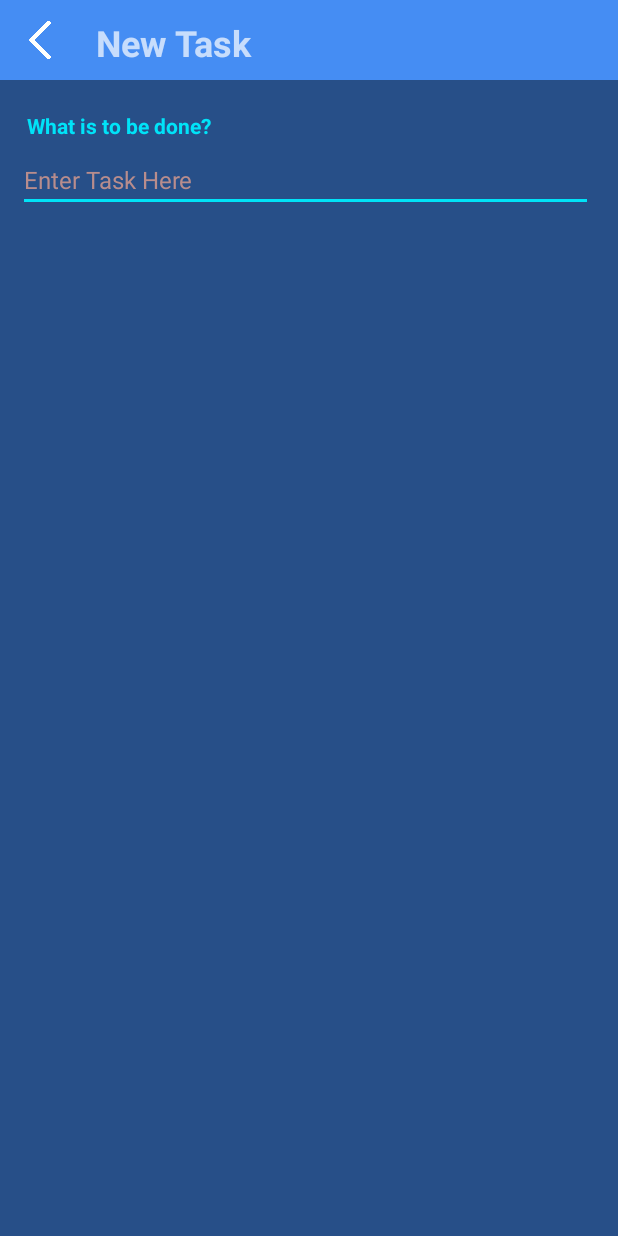
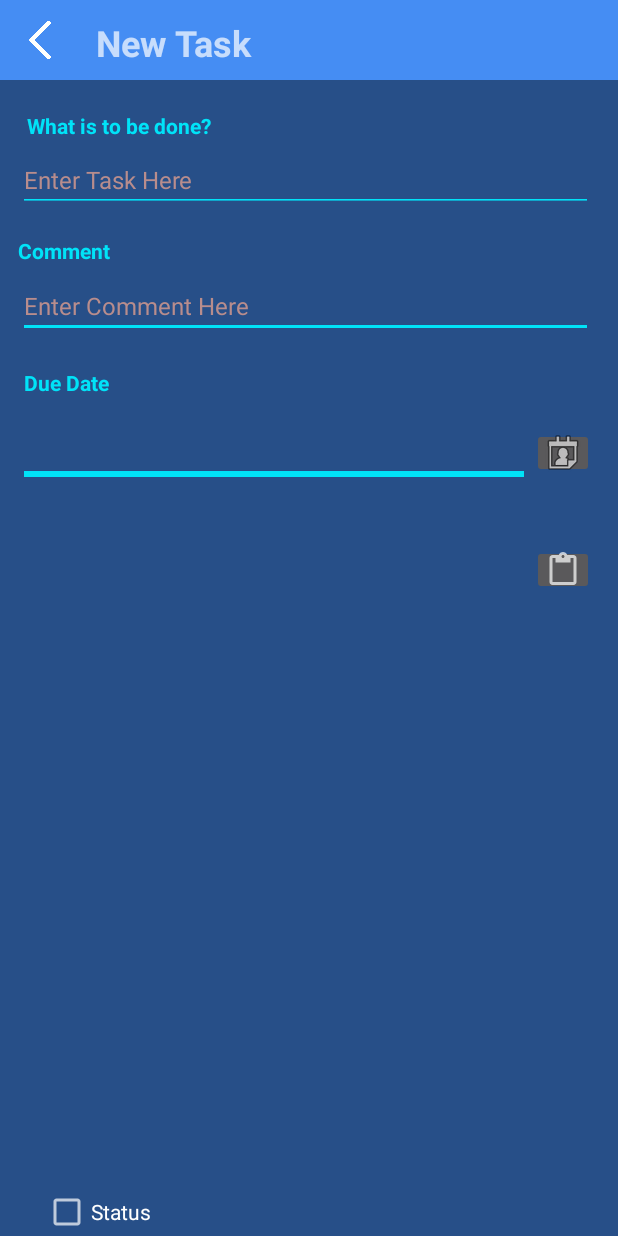
Before and after one commit to murtazakhalid77/Todolist-app, an Android app: the NewTask screen opened directly, with no data from a screen before it, on a phone screen of 412 x 824 dp. Run offline under Robolectric (Android 15) with nearby library versions, the phone set to English and light mode, and no system bars.

Commit message:
DateTime

```diff
--- /dev/null
+++ b/app/src/main/java/com/example/projecmad/Model/DatePicker.java
@@ -0,0 +1,33 @@
+package com.example.projecmad.Model;
+
+import android.app.DatePickerDialog;
+import android.app.Dialog;
+import android.os.Bundle;
+
+import androidx.annotation.NonNull;
+import androidx.annotation.Nullable;
+import androidx.fragment.app.DialogFragment;
+
+import java.util.Calendar;
+
+public class DatePicker extends DialogFragment {
+    @NonNull
+    @Override
+    public Dialog onCreateDialog(@Nullable Bundle savedInstanceState) {
+        Calendar mCalendar = Calendar.getInstance();
+
+        int year = mCalendar.get(Calendar.YEAR);
+
+        int month = mCalendar.get(Calendar.MONTH);
+
+        int dayOfMonth = mCalendar.get(Calendar.DAY_OF_MONTH);
+
+        return new DatePickerDialog(
+
+                getActivity(),
+
+                (DatePickerDialog.OnDateSetListener)getActivity(),
+
+                year, month, dayOfMonth);
+    }
+}
--- a/app/src/main/java/com/example/projecmad/NewTask.java
+++ b/app/src/main/java/com/example/projecmad/NewTask.java
@@ -2,22 +2,104 @@ package com.example.projecmad;
 
 import androidx.appcompat.app.AppCompatActivity;
 
+import android.app.DatePickerDialog;
+import android.app.TimePickerDialog;
 import android.content.Intent;
-import android.content.res.ColorStateList;
-import android.graphics.Color;
 import android.os.Bundle;
 import android.view.View;
 import android.widget.EditText;
+import android.widget.ImageButton;
 import android.widget.ImageView;
+import android.widget.TextView;
+import android.widget.TimePicker;
 
-public class NewTask extends AppCompatActivity {
+import com.example.projecmad.Model.DatePicker;
+
+import java.text.DateFormat;
+import java.util.Calendar;
+
+public class NewTask extends AppCompatActivity implements DatePickerDialog.OnDateSetListener{
+
     ImageView imageView;
     EditText editText;
+    TextView tvDate;
+    TextView timetv;
+
+    ImageButton btPickDate;
+    ImageButton btPickTime;
+    private TimePickerDialog.OnTimeSetListener timePickerDialogListener =
+            new TimePickerDialog.OnTimeSetListener() {
+                @Override
+                public void onTimeSet(TimePicker view, int hourOfDay, int minute) {
+
+                    // logic to properly handle
+                    // the picked timings by user
+                    String formattedTime;
+                    if (hourOfDay == 0) {
+                        if (minute < 10) {
+                            formattedTime = hourOfDay + 12 + ":0" + minute + " am";
+                        } else {
+                            formattedTime = hourOfDay + 12 + ":" + minute + " am";
+                        }
+                    } else if (hourOfDay > 12) {
+                        if (minute < 10) {
+                            formattedTime = hourOfDay - 12 + ":0" + minute + " pm";
+                        } else {
+                            formattedTime = hourOfDay - 12 + ":" + minute + " pm";
+                        }
+                    } else if (hourOfDay == 12) {
+                        if (minute < 10) {
+                            formattedTime = hourOfDay + ":0" + minute + " pm";
+                        } else {
+                            formattedTime = hourOfDay + ":" + minute + " pm";
+                        }
+                    } else {
+                        if (minute < 10) {
+                            formattedTime = hourOfDay + ":" + minute + " am";
+                        } else {
+                            formattedTime = hourOfDay + ":" + minute + " am";
+                        }
+                    }
+
+                    timetv.setText(formattedTime);
+                }
+            };
+
     @Override
     protected void onCreate(Bundle savedInstanceState) {
         super.onCreate(savedInstanceState);
         setContentView(R.layout.activity_new_task);
         imageView =(ImageView) findViewById(R.id.imageView2);
+        tvDate = (TextView) findViewById(R.id.dateTv);
+        timetv =(TextView) findViewById(R.id.timetv);
+        btPickDate = (ImageButton) findViewById(R.id.calenderBtn);
+         btPickTime = (ImageButton) findViewById(R.id.timeBtn);
+        timetv = (TextView) findViewById(R.id.timetv);
+
+        btPickTime.setOnClickListener(view -> {
+            TimePickerDialog timePicker = new TimePickerDialog(
+                    // pass the Context
+                    this,
+                    // listener to perform task
+                    // when time is picked
+                    timePickerDialogListener,
+                    // default hour when the time picker
+                    // dialog is opened
+                    12,
+                    // default minute when the time picker
+                    // dialog is opened
+                    10,
+                    // 24 hours time picker is
+                    // false (varies according to the region)
+                    false
+            );
+
+            // then after building the timepicker
+            // dialog show the dialog to user
+            timePicker.show();
+        });
+
+        timetv.setVisibility(View.GONE);
         imageView.setOnClickListener(new View.OnClickListener() {
             @Override
             public void onClick(View view) {
@@ -25,11 +107,34 @@ public class NewTask extends AppCompatActivity {
             }
         });
 
+        btPickDate.setOnClickListener(new View.OnClickListener() {
+            @Override
+            public void onClick(View view) {
+                com.example.projecmad.Model.DatePicker mDatePickerDialogFragment;
+                //tutorials.droid.datepicker.DatePicker mDatePickerDialogFragment;
+                mDatePickerDialogFragment = new com.example.projecmad.Model.DatePicker();
+                mDatePickerDialogFragment.show(getSupportFragmentManager(), "DATE PICK");
+            }
+        });
+
 
     }
+
+
+
 
     private void openMainPage() {
         Intent intent = new Intent(this,MainActivity.class);
         startActivity(intent);
     }
+    @Override
+    public void onDateSet(android.widget.DatePicker datePicker, int year, int month, int dayOfMonth) {
+        Calendar mCalendar = Calendar.getInstance();
+        mCalendar.set(Calendar.YEAR, year);
+        mCalendar.set(Calendar.MONTH, month);
+        mCalendar.set(Calendar.DAY_OF_MONTH, dayOfMonth);
+        String selectedDate = DateFormat.getDateInstance(DateFormat.FULL).format(mCalendar.getTime());
+        tvDate.setText(selectedDate);
+        timetv.setVisibility(View.VISIBLE);
+    }
 }
--- a/app/src/main/res/layout/activity_new_task.xml
+++ b/app/src/main/res/layout/activity_new_task.xml
@@ -6,6 +6,92 @@
     android:layout_height="match_parent"
     android:background="#274F88"
     tools:context=".NewTask">
+
+    <EditText
+        android:id="@+id/editTextTextPersonName2"
+        android:layout_width="383dp"
+        android:layout_height="40dp"
+        android:layout_marginTop="132dp"
+        android:autoSizeTextType="none"
+        android:backgroundTint="#00E3F8"
+        android:backgroundTintMode="src_in"
+        android:capitalize="words"
+        android:clickable="true"
+        android:contextClickable="true"
+        android:ems="10"
+        android:inputType="textPersonName"
+        android:singleLine="false"
+        android:text="Enter Comment Here"
+        android:textColor="#B88D8D"
+        android:textSize="16sp"
+        app:layout_constraintEnd_toEndOf="parent"
+        app:layout_constraintHorizontal_bias="0.428"
+        app:layout_constraintStart_toStartOf="parent"
+        app:layout_constraintTop_toBottomOf="@+id/toolbar3" />
+
+    <EditText
+        android:id="@+id/dateTv"
+        android:layout_width="341dp"
+        android:layout_height="39dp"
+        android:layout_marginTop="232dp"
+        android:autoSizeTextType="none"
+        android:backgroundTint="#00E3F8"
+        android:backgroundTintMode="add"
+        android:capitalize="words"
+        android:clickable="true"
+        android:contextClickable="true"
+        android:ems="10"
+        android:inputType="textPersonName"
+        android:singleLine="false"
+        android:textColor="#B88D8D"
+        android:textSize="16sp"
+        android:tooltipText="hhh"
+        app:layout_constraintBottom_toBottomOf="parent"
+        app:layout_constraintEnd_toEndOf="parent"
+        app:layout_constraintHorizontal_bias="0.171"
+        app:layout_constraintStart_toStartOf="parent"
+        app:layout_constraintTop_toBottomOf="@+id/toolbar3"
+        app:layout_constraintVertical_bias="0.0" />
+
+    <EditText
+        android:id="@+id/timetv"
+        android:layout_width="341dp"
+        android:layout_height="39dp"
+        android:layout_marginTop="232dp"
+        android:autoSizeTextType="none"
+        android:backgroundTint="#00E3F8"
+        android:backgroundTintMode="add"
+        android:capitalize="words"
+        android:clickable="true"
+        android:contextClickable="true"
+        android:ems="10"
+        android:inputType="textPersonName"
+        android:singleLine="false"
+        android:textColor="#B88D8D"
+        android:textSize="16sp"
+        android:tooltipText="hhh"
+        app:layout_constraintBottom_toBottomOf="parent"
+        app:layout_constraintEnd_toEndOf="parent"
+        app:layout_constraintHorizontal_bias="0.171"
+        app:layout_constraintStart_toStartOf="parent"
+        app:layout_constraintTop_toBottomOf="@+id/toolbar3"
+        app:layout_constraintVertical_bias="0.149" />
+
+    <TextView
+        android:id="@+id/textView4"
+        android:layout_width="134dp"
+        android:layout_height="27dp"
+        android:layout_marginTop="16dp"
+        android:text="What is to be done?"
+        android:textAlignment="center"
+        android:textColor="#00E3F8"
+        android:textStyle="bold"
+        app:layout_constraintBottom_toTopOf="@+id/editTextTextPersonName"
+        app:layout_constraintEnd_toEndOf="parent"
+        app:layout_constraintHorizontal_bias="0.043"
+        app:layout_constraintStart_toStartOf="parent"
+        app:layout_constraintTop_toBottomOf="@+id/toolbar3"
+        app:layout_constraintVertical_bias="1.0" />
 
     <androidx.appcompat.widget.Toolbar
         android:id="@+id/toolbar3"
@@ -55,17 +141,31 @@
         android:id="@+id/textView3"
         android:layout_width="134dp"
         android:layout_height="27dp"
-        android:layout_marginTop="16dp"
-        android:text="What is to be done?"
-        android:textAlignment="center"
+        android:layout_marginTop="104dp"
+        android:text="Comment"
+        android:textAlignment="textStart"
         android:textColor="#00E3F8"
         android:textStyle="bold"
-        app:layout_constraintBottom_toTopOf="@+id/editTextTextPersonName"
         app:layout_constraintEnd_toEndOf="parent"
-        app:layout_constraintHorizontal_bias="0.042"
+        app:layout_constraintHorizontal_bias="0.043"
+        app:layout_constraintStart_toStartOf="parent"
+        app:layout_constraintTop_toBottomOf="@+id/toolbar3" />
+
+    <TextView
+        android:id="@+id/textView5"
+        android:layout_width="134dp"
+        android:layout_height="27dp"
+        android:layout_marginTop="192dp"
+        android:text="Due Date"
+        android:textAlignment="textStart"
+        android:textColor="#00E3F8"
+        android:textStyle="bold"
+        app:layout_constraintBottom_toTopOf="@+id/dateTv"
+        app:layout_constraintEnd_toEndOf="parent"
+        app:layout_constraintHorizontal_bias="0.057"
         app:layout_constraintStart_toStartOf="parent"
         app:layout_constraintTop_toBottomOf="@+id/toolbar3"
-        app:layout_constraintVertical_bias="1.0" />
+        app:layout_constraintVertical_bias="0.0" />
 
     <EditText
         android:id="@+id/editTextTextPersonName"
@@ -89,4 +189,44 @@
         app:layout_constraintStart_toStartOf="parent"
         app:layout_constraintTop_toBottomOf="@+id/toolbar3" />
 
+
+    <CheckBox
+        android:id="@+id/checkBox"
+        android:layout_width="wrap_content"
+        android:layout_height="wrap_content"
+        android:text="Status"
+        android:textColorHint="#00E3F8"
+        android:textColorLink="#00E3F8"
+        app:layout_constraintBottom_toBottomOf="parent"
+        app:layout_constraintEnd_toEndOf="parent"
+        app:layout_constraintHorizontal_bias="0.085"
+        app:layout_constraintStart_toStartOf="parent" />
+
+    <ImageButton
+        android:id="@+id/calenderBtn"
+        android:layout_width="41dp"
+        android:layout_height="33dp"
+        android:layout_marginTop="60dp"
+        app:layout_constraintBottom_toBottomOf="parent"
+        app:layout_constraintEnd_toEndOf="parent"
+        app:layout_constraintHorizontal_bias="0.956"
+        app:layout_constraintStart_toStartOf="parent"
+        app:layout_constraintTop_toBottomOf="@+id/editTextTextPersonName2"
+        app:layout_constraintVertical_bias="0.0"
+        app:srcCompat="@android:drawable/ic_menu_my_calendar" />
+
+    <ImageButton
+        android:id="@+id/timeBtn"
+        android:layout_width="41dp"
+        android:layout_height="33dp"
+        android:layout_marginTop="60dp"
+        app:layout_constraintBottom_toBottomOf="parent"
+        app:layout_constraintEnd_toEndOf="parent"
+        app:layout_constraintHorizontal_bias="0.956"
+        app:layout_constraintStart_toStartOf="parent"
+        app:layout_constraintTop_toBottomOf="@+id/editTextTextPersonName2"
+        app:layout_constraintVertical_bias="0.154"
+        app:srcCompat="?attr/actionModePasteDrawable" />
+
+
 </androidx.constraintlayout.widget.ConstraintLayout>
```
